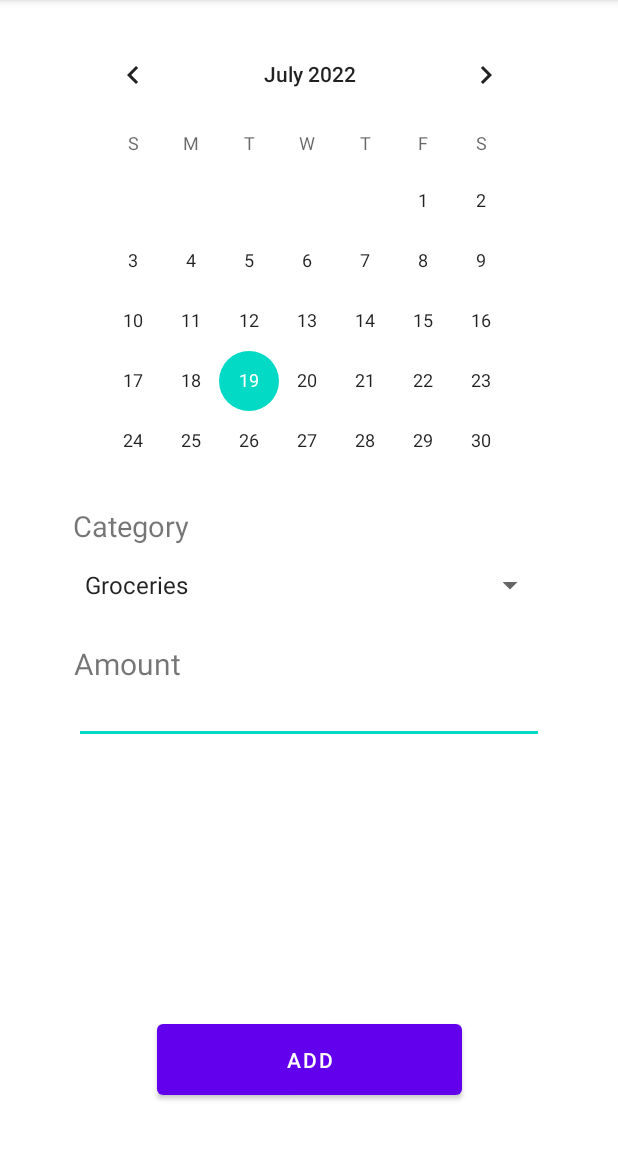
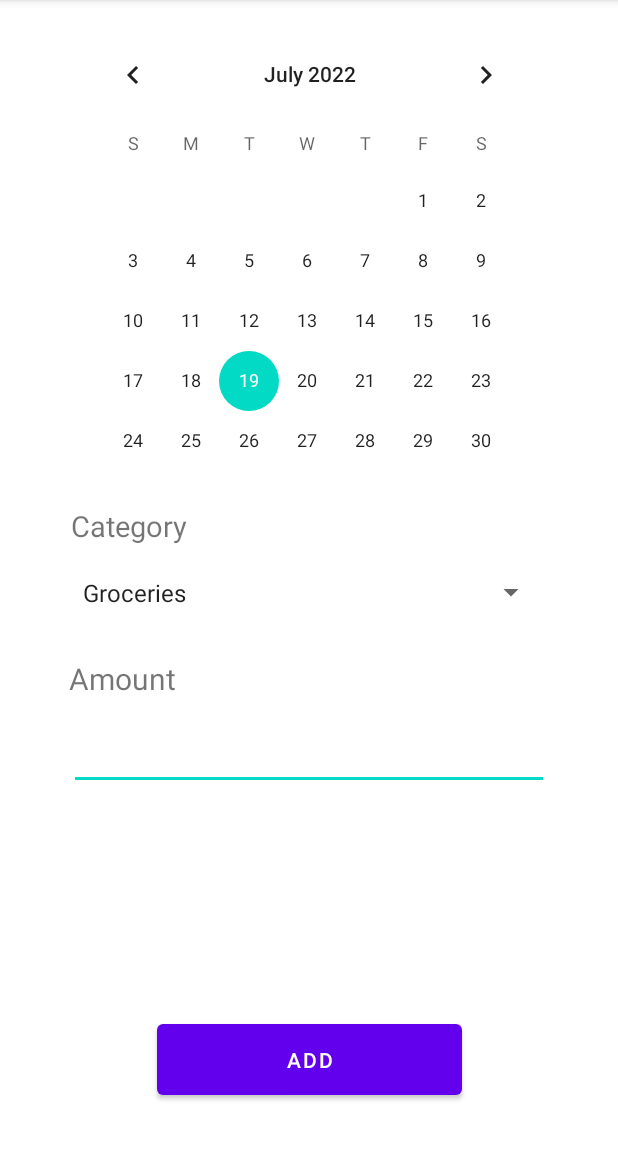
Before and after one commit to greenpixels/expenses-overview-android, an Android app: the NewExpenseActivity screen opened directly, with no data from a screen before it, on a phone screen of 412 x 824 dp, the part 84-1236 px from its top. Run offline under Robolectric (Android 15) with nearby library versions, the phone set to English and light mode, and no system bars.

```diff
--- a/app/src/main/java/com/example/expensesoverview/NewExpenseActivity.java
+++ b/app/src/main/java/com/example/expensesoverview/NewExpenseActivity.java
@@ -1,5 +1,6 @@
 package com.example.expensesoverview;
 
+import androidx.annotation.NonNull;
 import androidx.appcompat.app.AppCompatActivity;
 
 import android.content.Intent;
@@ -21,6 +22,9 @@ import java.util.Date;
 
 public class NewExpenseActivity extends AppCompatActivity {
     Expenses expenses;
+    public int year;
+    int month;
+    int day;
 
     @Override
     protected void onCreate(Bundle savedInstanceState) {
@@ -29,7 +33,21 @@ public class NewExpenseActivity extends AppCompatActivity {
         Intent i = getIntent();
         String base64Object = i.getStringExtra("ExpensesExtra");
         expenses = (Expenses) Converter.stringToObject(base64Object);
+        CalendarView calView = findViewById((R.id.calendarView));
+        // Why the heck do I need to write my own listener here, android?
+        calView.setOnDateChangeListener(new CalendarView.OnDateChangeListener() {
+            @Override
+            public void onSelectedDayChange(@NonNull CalendarView calendarView, int year, int month, int day) {
+                Calendar cal = Calendar.getInstance();
+                cal.set(Calendar.DAY_OF_MONTH, day);
+                cal.set(Calendar.MONTH, month);
+                cal.set(Calendar.YEAR, year);
+                calendarView.setDate(cal.getTime().getTime());
+            }
+        });
     }
+
+
 
     public void addExpenseAndMoveToMain(View v) {
         Intent i = new Intent(this, MainActivity.class);
@@ -38,11 +56,15 @@ public class NewExpenseActivity extends AppCompatActivity {
         String category = spinner.getSelectedItem().toString();
         Expense exp = getExpenseFromControls();
 
+        CalendarView calView = findViewById((R.id.calendarView));
+        Date date = new Date(calView.getDate());
+
         Calendar cal = Calendar.getInstance();
-        cal.setTime(exp.getDate());
+        cal.setTime(date);
 
         int month = cal.get(Calendar.MONTH);
         int year = cal.get(Calendar.YEAR);
+
         Expenses loadedExpense = Expenses.loadExpensesData(month, year, this);
         if(loadedExpense == null) {
             loadedExpense = new Expenses(month, year);
--- a/app/src/main/res/layout/activity_new_expense.xml
+++ b/app/src/main/res/layout/activity_new_expense.xml
@@ -43,14 +43,16 @@
         android:layout_width="314dp"
         android:layout_height="305dp"
         android:layout_marginTop="16dp"
+        android:addStatesFromChildren="false"
         app:layout_constraintEnd_toEndOf="parent"
         app:layout_constraintStart_toStartOf="parent"
-        app:layout_constraintTop_toTopOf="parent" />
+        app:layout_constraintTop_toTopOf="parent"
+        />
 
     <Spinner
         android:id="@+id/categorySpinner"
-        android:layout_width="315dp"
-        android:layout_height="45dp"
+        android:layout_width="317dp"
+        android:layout_height="55dp"
         android:layout_marginStart="32dp"
         android:layout_marginEnd="32dp"
         android:entries="@array/string_array_categories"
@@ -60,8 +62,8 @@
 
     <EditText
         android:id="@+id/editAmount"
-        android:layout_width="313dp"
-        android:layout_height="39dp"
+        android:layout_width="320dp"
+        android:layout_height="60dp"
         android:layout_marginStart="32dp"
         android:layout_marginEnd="32dp"
         android:ems="10"
```
Also changed, not shown: app/src/main/java/com/example/expensesoverview/MainActivity.java (+10 -2 lines), app/src/main/java/com/example/expensesoverview/helpers/ExpenseSlice.java (+9 -0 lines).
